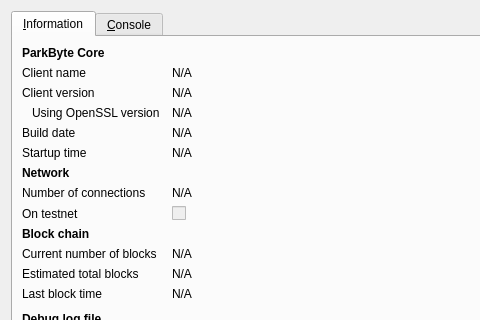
This is src/qt/forms/rpcconsole.ui in bitcrystal/BitcrystalSaphir as Qt 5 draws it before an edit; both pictures show x 0 to 480 and y 0 to 320 of the 740 by 450 pixel window. The edited form follows.
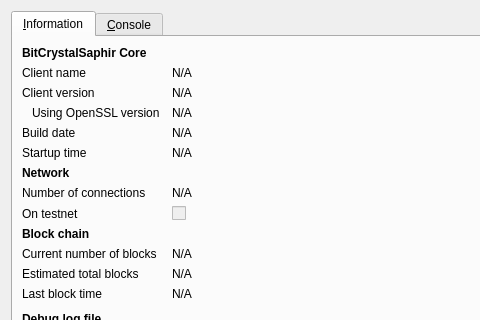
This is the edited form. Icons and pictures are not drawn.

Patch:
```diff
--- a/src/qt/forms/rpcconsole.ui
+++ b/src/qt/forms/rpcconsole.ui
@@ -36,7 +36,7 @@
           </font>
          </property>
          <property name="text">
-          <string>ParkByte Core</string>
+          <string>BitCrystalSaphir Core</string>
          </property>
         </widget>
        </item>
```
Left out of the diff: 6 changed lines with no effect on the pictures.
